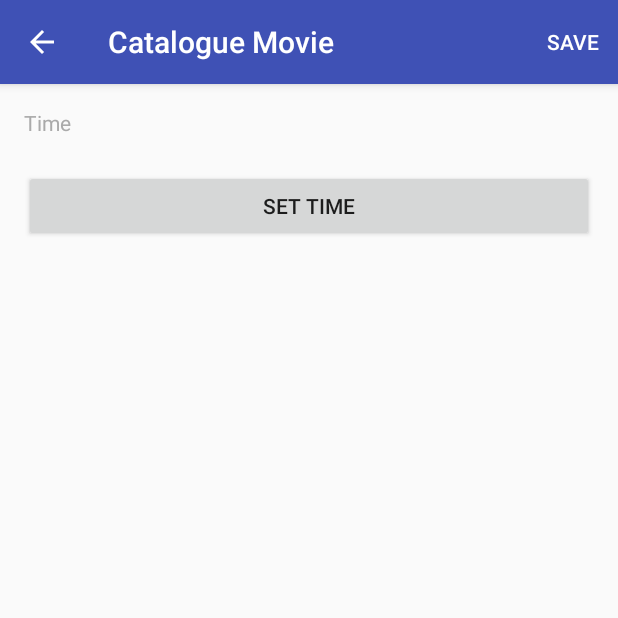
After one commit to ChirikuAlii/Dicoding-Android-Developer-Expert---Catalogue-Movie, an Android app: the DailyReminderActivity screen opened directly, with no data from a screen before it, on a phone screen of 412 x 824 dp, the top half of it. The commit adds this screen. Run offline under Robolectric (Android 15) with nearby library versions, the phone set to English and light mode, and no system bars.

Commit message:
1. Finishing feature search movie 2. Starting create feature daily reminder

```diff
--- a/app/build.gradle
+++ b/app/build.gradle
@@ -23,12 +23,14 @@ android {
             buildConfigField("String", "BASE_URL", "\"https://api.themoviedb.org/3/\"")
             buildConfigField("String", "API_KEY", "\"fe71629f457c2466875babf7fbe5bb6c\"")
             buildConfigField("String", "LANGUAGE", "\"en-US\"")
+            buildConfigField("String", "BASE_URL_IMAGE", "\"http://image.tmdb.org/t/p/w185/\"")
         }
         development {
             applicationIdSuffix ".development"
             buildConfigField("String", "BASE_URL", "\"https://api.themoviedb.org/3/\"")
             buildConfigField("String", "API_KEY", "\"fe71629f457c2466875babf7fbe5bb6c\"")
             buildConfigField("String", "LANGUAGE", "\"en-US\"")
+            buildConfigField("String", "BASE_URL_IMAGE", "\"http://image.tmdb.org/t/p/w185/\"")
         }
     }
 }
@@ -41,7 +43,6 @@ dependencies {
     compile 'com.android.support:appcompat-v7:25.3.1'
     compile 'com.android.support.constraint:constraint-layout:1.0.2'
     compile 'com.android.support:support-v4:25.3.1'
-    testCompile 'junit:junit:4.12'
     compile 'com.android.support:design:25.3.1'
     compile 'com.squareup.retrofit2:retrofit:2.3.0'
     compile 'com.google.code.gson:gson:2.8.1'
@@ -52,4 +53,5 @@ dependencies {
     compile 'io.reactivex.rxjava2:rxandroid:2.0.1'
     compile 'com.jakewharton.retrofit:retrofit2-rxjava2-adapter:1.0.0'
     compile 'com.github.bumptech.glide:glide:3.8.0'
+    testCompile 'junit:junit:4.12'
 }
--- a/app/src/main/AndroidManifest.xml
+++ b/app/src/main/AndroidManifest.xml
@@ -18,6 +18,12 @@
                 <category android:name="android.intent.category.LAUNCHER" />
             </intent-filter>
         </activity>
+        <activity android:name=".ui.activities.reminder.daily.DailyReminderActivity" />
+
+        <receiver
+            android:name=".service.reminder.daily.DailyAlarmReceiver"
+            android:enabled="true"
+            android:exported="true" />
     </application>
 
 </manifest>
--- a/app/src/main/java/com/ysn/cataloguemovie/model/movie/search/ResultSearchMovie.java
+++ b/app/src/main/java/com/ysn/cataloguemovie/model/movie/search/ResultSearchMovie.java
@@ -34,7 +34,7 @@ public class ResultSearchMovie {
     @SerializedName("video")
     private Boolean mVideo;
     @SerializedName("vote_average")
-    private Long mVoteAverage;
+    private double mVoteAverage;
     @SerializedName("vote_count")
     private Long mVoteCount;
 
@@ -134,11 +134,11 @@ public class ResultSearchMovie {
         mVideo = video;
     }
 
-    public Long getVoteAverage() {
+    public double getVoteAverage() {
         return mVoteAverage;
     }
 
-    public void setVoteAverage(Long voteAverage) {
+    public void setVoteAverage(double voteAverage) {
         mVoteAverage = voteAverage;
     }
 
--- /dev/null
+++ b/app/src/main/java/com/ysn/cataloguemovie/service/reminder/daily/DailyAlarmPreference.java
@@ -0,0 +1,45 @@
+package com.ysn.cataloguemovie.service.reminder.daily;
+
+import android.content.Context;
+import android.content.SharedPreferences;
+
+/**
+ * Created by root on 07/09/17.
+ */
+
+public class DailyAlarmPreference {
+
+    private final String PREF_NAME = "DailyAlarmPreference";
+    private final String KEY_REPEATING_TIME = "repeatingTime";
+    private final String KEY_REPEATING_MESSAGE = "repeatingMessage";
+    private SharedPreferences sharedPreferences;
+    private SharedPreferences.Editor editor;
+
+    public DailyAlarmPreference(Context context) {
+        sharedPreferences = context.getSharedPreferences(PREF_NAME, Context.MODE_PRIVATE);
+        editor = sharedPreferences.edit();
+    }
+
+    public void setRepeatingTime(String time) {
+        editor.putString(KEY_REPEATING_TIME, time);
+        editor.commit();
+    }
+
+    public String getRepeatingTime() {
+        return sharedPreferences.getString(KEY_REPEATING_TIME, null);
+    }
+
+    public void setRepeatingMessage(String message) {
+        editor.putString(KEY_REPEATING_MESSAGE, message);
+        editor.commit();
+    }
+
+    public String getRepeatingMessage() {
+        return sharedPreferences.getString(KEY_REPEATING_MESSAGE, null);
+    }
+
+    public void clear() {
+        editor.clear();
+        editor.commit();
+    }
+}
--- /dev/null
+++ b/app/src/main/java/com/ysn/cataloguemovie/ui/activities/reminder/daily/DailyReminderActivity.java
@@ -0,0 +1,130 @@
+package com.ysn.cataloguemovie.ui.activities.reminder.daily;
+
+import android.app.DatePickerDialog;
+import android.app.TimePickerDialog;
+import android.os.Bundle;
+import android.support.v7.app.AppCompatActivity;
+import android.view.Menu;
+import android.view.MenuItem;
+import android.view.View;
+import android.widget.Button;
+import android.widget.DatePicker;
+import android.widget.TextView;
+import android.widget.TimePicker;
+
+import com.ysn.cataloguemovie.R;
+
+import java.text.SimpleDateFormat;
+import java.util.Calendar;
+import java.util.Date;
+import java.util.Locale;
+
+
+public class DailyReminderActivity extends AppCompatActivity implements DailyReminderView, View.OnClickListener {
+
+    private final String TAG = getClass().getSimpleName();
+    private DailyReminderPresenter dailyReminderPresenter;
+
+    private TextView textViewValueTimeDailyReminderActivity;
+    private Button buttonSetTimeDailyReminderActivity;
+
+    private Calendar calendar;
+
+    @Override
+    protected void onCreate(Bundle savedInstanceState) {
+        super.onCreate(savedInstanceState);
+        setContentView(R.layout.activity_daily_reminder);
+        iniPresenter();
+        onAttachView();
+        initViews();
+        initListeners();
+        doLoadData();
+    }
+
+    private void doLoadData() {
+        dailyReminderPresenter.onLoadData(this);
+    }
+
+    private void initListeners() {
+        buttonSetTimeDailyReminderActivity.setOnClickListener(this);
+    }
+
+    private void initViews() {
+        getSupportActionBar().setDisplayHomeAsUpEnabled(true);
+        textViewValueTimeDailyReminderActivity = (TextView) findViewById(R.id.text_view_value_time_activity_daily_reminder);
+        buttonSetTimeDailyReminderActivity = (Button) findViewById(R.id.button_set_time_activity_daily_reminder);
+    }
+
+    private void iniPresenter() {
+        dailyReminderPresenter = new DailyReminderPresenter();
+    }
+
+    @Override
+    public void onAttachView() {
+        dailyReminderPresenter.onAttach(this);
+    }
+
+    @Override
+    public void onDetachView() {
+        dailyReminderPresenter.onDetach();
+    }
+
+    @Override
+    public boolean onCreateOptionsMenu(Menu menu) {
+        getMenuInflater().inflate(R.menu.menu_daily_reminder_activity, menu);
+        return true;
+    }
+
+    @Override
+    public boolean onOptionsItemSelected(MenuItem item) {
+        switch (item.getItemId()) {
+            case android.R.id.home:
+                onBackPressed();
+                return true;
+            case R.id.menu_item_save_menu_daily_reminder:
+                String strTime = textViewValueTimeDailyReminderActivity.getText().toString();
+                dailyReminderPresenter.onSave(this, strTime);
+                return true;
+            default:
+                return super.onOptionsItemSelected(item);
+        }
+    }
+
+    @Override
+    public void onClick(View view) {
+        switch (view.getId()) {
+            case R.id.button_set_time_activity_daily_reminder:
+                calendar = Calendar.getInstance();
+                TimePickerDialog timePickerDialog = new TimePickerDialog(
+                        DailyReminderActivity.this,
+                        new TimePickerDialog.OnTimeSetListener() {
+                            @Override
+                            public void onTimeSet(TimePicker timePicker, int hour, int minute) {
+                                calendar.set(Calendar.HOUR_OF_DAY, hour);
+                                calendar.set(Calendar.MINUTE, minute);
+                                Date dateSelected = calendar.getTime();
+                                textViewValueTimeDailyReminderActivity.setText(
+                                        new SimpleDateFormat("HH:mm", Locale.US)
+                                                .format(dateSelected)
+                                );
+                            }
+                        },
+                        calendar.get(Calendar.HOUR_OF_DAY),
+                        calendar.get(Calendar.MINUTE),
+                        true
+                );
+                timePickerDialog.show();
+                break;
+        }
+    }
+
+    @Override
+    public void save() {
+        /** nothing to do in here */
+    }
+
+    @Override
+    public void loadData(String time) {
+        textViewValueTimeDailyReminderActivity.setText(time);
+    }
+}
--- /dev/null
+++ b/app/src/main/java/com/ysn/cataloguemovie/ui/activities/reminder/daily/DailyReminderPresenter.java
@@ -0,0 +1,48 @@
+package com.ysn.cataloguemovie.ui.activities.reminder.daily;
+
+import android.content.Context;
+
+import com.ysn.cataloguemovie.R;
+import com.ysn.cataloguemovie.service.reminder.daily.DailyAlarmPreference;
+import com.ysn.cataloguemovie.service.reminder.daily.DailyAlarmReceiver;
+import com.ysn.cataloguemovie.ui.base.MvpPresenter;
+
+/**
+ * Created by root on 07/09/17.
+ */
+
+class DailyReminderPresenter implements MvpPresenter<DailyReminderView> {
+
+    private final String TAG = getClass().getSimpleName();
+    private DailyReminderView dailyReminderView;
+
+    @Override
+    public void onAttach(DailyReminderView mvpView) {
+        dailyReminderView = mvpView;
+    }
+
+    @Override
+    public void onDetach() {
+        dailyReminderView = null;
+    }
+
+    void onSave(Context context, String strTime) {
+        DailyAlarmPreference dailyAlarmPreference = new DailyAlarmPreference(context);
+        dailyAlarmPreference.setRepeatingTime(strTime);
+        dailyAlarmPreference.setRepeatingMessage(context.getString(R.string.message_daily_reminder));
+
+        DailyAlarmReceiver dailyAlarmReceiver = new DailyAlarmReceiver();
+        dailyAlarmReceiver.setRepeatingAlarm(
+                context,
+                dailyAlarmPreference.getRepeatingTime(),
+                dailyAlarmPreference.getRepeatingMessage()
+        );
+        dailyReminderView.save();
+    }
+
+    void onLoadData(Context context) {
+        DailyAlarmPreference dailyAlarmPreference = new DailyAlarmPreference(context);
+        String time = dailyAlarmPreference.getRepeatingTime();
+        dailyReminderView.loadData(time);
+    }
+}
--- /dev/null
+++ b/app/src/main/java/com/ysn/cataloguemovie/ui/activities/reminder/daily/DailyReminderView.java
@@ -0,0 +1,14 @@
+package com.ysn.cataloguemovie.ui.activities.reminder.daily;
+
+import com.ysn.cataloguemovie.ui.base.MvpView;
+
+/**
+ * Created by root on 07/09/17.
+ */
+
+interface DailyReminderView extends MvpView {
+
+    void save();
+
+    void loadData(String time);
+}
--- a/app/src/main/java/com/ysn/cataloguemovie/ui/fragments/adapter/AdapterSearchMovie.java
+++ b/app/src/main/java/com/ysn/cataloguemovie/ui/fragments/adapter/AdapterSearchMovie.java
@@ -1,6 +1,7 @@
 package com.ysn.cataloguemovie.ui.fragments.adapter;
 
 import android.content.Context;
+import android.support.v4.content.ContextCompat;
 import android.support.v7.widget.RecyclerView;
 import android.view.LayoutInflater;
 import android.view.View;
@@ -9,6 +10,7 @@ import android.widget.ImageView;
 import android.widget.TextView;
 
 import com.bumptech.glide.Glide;
+import com.ysn.cataloguemovie.BuildConfig;
 import com.ysn.cataloguemovie.R;
 import com.ysn.cataloguemovie.model.movie.search.ResultSearchMovie;
 import com.ysn.cataloguemovie.model.movie.search.SearchMovie;
@@ -40,7 +42,9 @@ public class AdapterSearchMovie extends RecyclerView.Adapter<AdapterSearchMovie.
     public void onBindViewHolder(ViewHolderSearchMovie holder, int position) {
         ResultSearchMovie resultSearchMovie = listResultSearchMovies.get(position);
         Glide.with(context)
-                .load(resultSearchMovie.getPosterPath())
+                .load(BuildConfig.BASE_URL_IMAGE + resultSearchMovie.getPosterPath())
+                .placeholder(ContextCompat.getDrawable(context, R.drawable.ic_image_black_24dp))
+                .error(ContextCompat.getDrawable(context, R.drawable.ic_broken_image_black_24dp))
                 .into(holder.imageViewPosterViewHolderSearchMovie);
         holder.textViewTitleMovieViewHolderSearchMovie.setText(resultSearchMovie.getTitle());
         holder.textViewDescriptionMovieViewHolderSearchMovie.setText(resultSearchMovie.getOverview());
--- /dev/null
+++ b/app/src/main/res/layout/activity_daily_reminder.xml
@@ -0,0 +1,36 @@
+<?xml version="1.0" encoding="utf-8"?>
+<LinearLayout xmlns:android="http://schemas.android.com/apk/res/android"
+    xmlns:app="http://schemas.android.com/apk/res-auto"
+    xmlns:tools="http://schemas.android.com/tools"
+    android:layout_width="match_parent"
+    android:layout_height="match_parent"
+    android:paddingTop="@dimen/activity_vertical_margin"
+    android:paddingRight="@dimen/activity_horizontal_margin"
+    android:paddingBottom="@dimen/activity_vertical_margin"
+    android:paddingLeft="@dimen/activity_horizontal_margin"
+    android:orientation="vertical"
+    tools:context="com.ysn.cataloguemovie.ui.activities.reminder.daily.DailyReminderActivity">
+
+    <TextView
+        android:layout_width="wrap_content"
+        android:layout_height="wrap_content"
+        android:text="@string/time"
+        android:textColor="@android:color/darker_gray"
+        />
+
+    <TextView
+        android:layout_width="wrap_content"
+        android:layout_height="wrap_content"
+        android:id="@+id/text_view_value_time_activity_daily_reminder"
+        android:text="@string/_22_56"
+        android:textSize="16sp"
+        />
+
+    <Button
+        android:layout_width="match_parent"
+        android:layout_height="wrap_content"
+        android:id="@+id/button_set_time_activity_daily_reminder"
+        android:text="@string/set_time"
+        />
+
+</LinearLayout>
--- a/app/src/main/res/layout/item_search_movie.xml
+++ b/app/src/main/res/layout/item_search_movie.xml
@@ -10,8 +10,12 @@
         android:layout_height="130dp"
         android:id="@+id/image_view_poster_item_search_movie"
         android:contentDescription="@string/image_view_poster"
+        android:layout_marginTop="13dp"
         android:layout_marginRight="@dimen/activity_horizontal_margin"
         android:layout_marginEnd="@dimen/activity_horizontal_margin"
+        android:layout_marginBottom="13dp"
+        android:layout_marginLeft="0dp"
+        android:layout_marginStart="0dp"
         android:scaleType="fitXY"
         />
 
@@ -22,6 +26,7 @@
         android:text="@string/judul_film"
         android:textSize="18sp"
         android:textStyle="bold"
+        android:maxLines="1"
         android:layout_toRightOf="@+id/image_view_poster_item_search_movie"
         android:layout_toEndOf="@+id/image_view_poster_item_search_movie"
         android:layout_marginTop="13dp"
@@ -34,6 +39,7 @@
         android:id="@+id/text_view_deskripsi_film_item_searc_movie"
         android:text="@string/deskripsi_film"
         android:textSize="16sp"
+        android:maxLines="2"
         android:textColor="@android:color/darker_gray"
         android:layout_toRightOf="@+id/image_view_poster_item_search_movie"
         android:layout_toEndOf="@+id/image_view_poster_item_search_movie"
--- /dev/null
+++ b/app/src/main/res/menu/menu_daily_reminder_activity.xml
@@ -0,0 +1,9 @@
+<?xml version="1.0" encoding="utf-8"?>
+<menu xmlns:android="http://schemas.android.com/apk/res/android"
+    xmlns:app="http://schemas.android.com/apk/res-auto">
+    <item
+        android:id="@+id/menu_item_save_menu_daily_reminder"
+        android:orderInCategory="1"
+        android:title="@string/save"
+        app:showAsAction="always" />
+</menu>
--- a/app/src/main/res/values/strings.xml
+++ b/app/src/main/res/values/strings.xml
@@ -9,4 +9,14 @@
     <string name="deskripsi_film">deskripsi film</string>
     <string name="tanggal_release">tanggal release</string>
     <string name="kata_kunci_belum_di_isi">Kata kunci belum di isi!</string>
+    <string name="daily_reminder">Daily Reminder</string>
+    <string name="upcoming_reminder">Upcoming Reminder</string>
+    <string name="date">Date</string>
+    <string name="_07_09_2017">07-09-2017</string>
+    <string name="set_date">Set Date</string>
+    <string name="time">Time</string>
+    <string name="_22_56">22:56</string>
+    <string name="set_time">Set Time</string>
+    <string name="save">Save</string>
+    <string name="message_daily_reminder">Hey, Check movie today yah</string>
 </resources>
```
Also changed, not shown: app/src/main/java/com/ysn/cataloguemovie/service/reminder/daily/DailyAlarmReceiver.java (added, +82 -0 lines), app/src/main/java/com/ysn/cataloguemovie/ui/activities/main/MainActivity.java (+24 -0 lines), app/src/main/res/drawable/ic_access_alarm_black_24dp.xml (added, +9 -0 lines), app/src/main/res/drawable/ic_broken_image_black_24dp.xml (added, +9 -0 lines), app/src/main/res/drawable/ic_image_black_24dp.xml (added, +9 -0 lines), app/src/main/res/menu/menu_main_activity.xml (added, +14 -0 lines).
